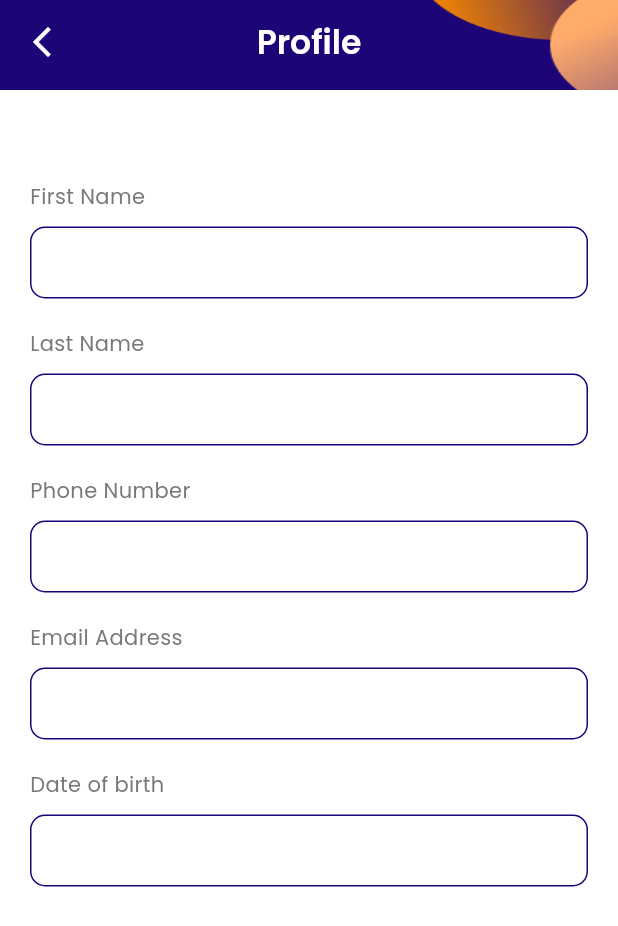
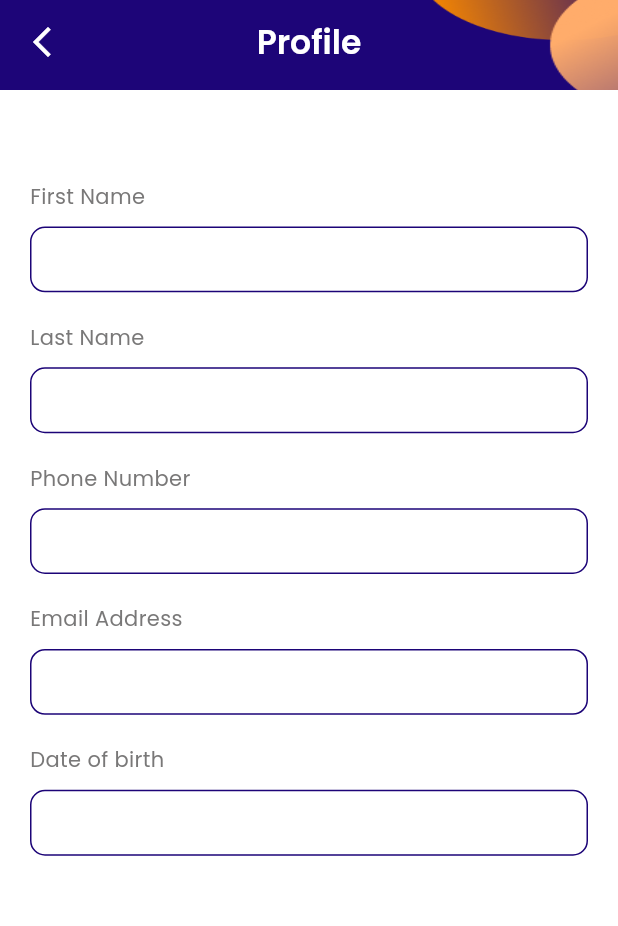
Before and after one commit to 5Star-Inn-Company-Frontend/mra, a Flutter app: the Profile screen opened directly, on a phone screen of 412 x 824 dp. Shown: the top 926 px of the screen. Run offline on Flutter 3.47's test engine with Material 3 defaults, Android fonts, the phone set to English and light mode, and no system bars; our stand-ins replace another_flushbar, connectivity_plus, dio, flutter_screenutil, flutter_secure_storage, google_fonts and 9 more; missing offline and left inert: awesome_dio_interceptor, clipboard, fast_contacts, flutter_pin_code_fields; accounts and stored records are empty; project files that could hold a hidden picture were left out.

Commit message:
profile screen text container updated

```diff
--- a/lib/views/Account/pages/Profile/profile.dart
+++ b/lib/views/Account/pages/Profile/profile.dart
@@ -1,3 +1,4 @@
+import 'package:flutter_screenutil/flutter_screenutil.dart';
 import 'package:mra/utils/widget/appbar_two.dart';
 import '../../../../res/import/import.dart';
 
@@ -25,6 +26,7 @@ class Profile extends StatelessWidget {
               //         NetworkImage(userData?.profilePhotoUrl ?? ''),
               //   ),
               // ),
+
               AppVerticalSpacing.verticalSpacingL,
               MyText(
                 title: 'First Name',
@@ -33,12 +35,8 @@ class Profile extends StatelessWidget {
                 size: 14,
               ),
               AppVerticalSpacing.verticalSpacingD,
-              HomeScreenCustomTextFormField(
-                obscureText: false,
-                hintText: userData?.firstname,
-                readonly: false,
-                textInputAction: TextInputAction.next,
-              ),
+              _buildProfileItem(userData?.firstname ?? ''),
+
               AppVerticalSpacing.verticalSpacingN,
               MyText(
                 title: 'Last Name',
@@ -47,12 +45,8 @@ class Profile extends StatelessWidget {
                 size: 14,
               ),
               AppVerticalSpacing.verticalSpacingD,
-              HomeScreenCustomTextFormField(
-                obscureText: false,
-                hintText: userData?.lastname,
-                readonly: false,
-                textInputAction: TextInputAction.next,
-              ),
+              _buildProfileItem(userData?.lastname ?? ''),
+
               AppVerticalSpacing.verticalSpacingN,
               MyText(
                 title: 'Phone Number',
@@ -61,12 +55,8 @@ class Profile extends StatelessWidget {
                 size: 14,
               ),
               AppVerticalSpacing.verticalSpacingD,
-              HomeScreenCustomTextFormField(
-                obscureText: false,
-                readonly: false,
-                hintText: userData?.phone ?? '',
-                textInputAction: TextInputAction.done,
-              ),
+              _buildProfileItem(userData?.phone ?? ''),
+
               AppVerticalSpacing.verticalSpacingN,
               MyText(
                 title: 'Email Address',
@@ -75,12 +65,8 @@ class Profile extends StatelessWidget {
                 size: 14,
               ),
               AppVerticalSpacing.verticalSpacingD,
-              HomeScreenCustomTextFormField(
-                obscureText: false,
-                hintText: userData?.email ?? '',
-                readonly: false,
-                textInputAction: TextInputAction.done,
-              ),
+              _buildProfileItem(userData?.email ?? ''),
+
               AppVerticalSpacing.verticalSpacingN,
               MyText(
                 title: 'Date of birth',
@@ -89,16 +75,27 @@ class Profile extends StatelessWidget {
                 size: 14,
               ),
               AppVerticalSpacing.verticalSpacingD,
-              HomeScreenCustomTextFormField(
-                obscureText: false,
-                hintText: userData?.dob,
-                readonly: false,
-                textInputAction: TextInputAction.done,
-              ),
+              _buildProfileItem(userData?.dob ?? ''),
             ],
           ),
         ),
       ),
     );
   }
+
+  Widget _buildProfileItem(String text) {
+    return Container(
+      width: double.infinity,
+      padding: EdgeInsets.symmetric(horizontal: 10, vertical: 10.h),
+      decoration: BoxDecoration(
+        color: Colors.white,
+        borderRadius: BorderRadius.circular(10),
+        border: Border.all(color: AppColors.plugPrimaryColor, width: 1),
+      ),
+      child: Text(
+        text,
+        style: GoogleFonts.poppins(color: Colors.black54, fontSize: 11.sp),
+      ),
+    );
+  }
 }
```
